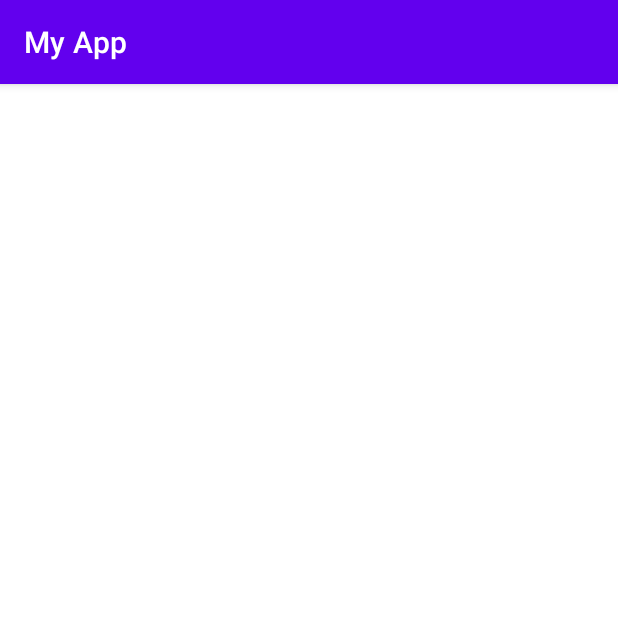
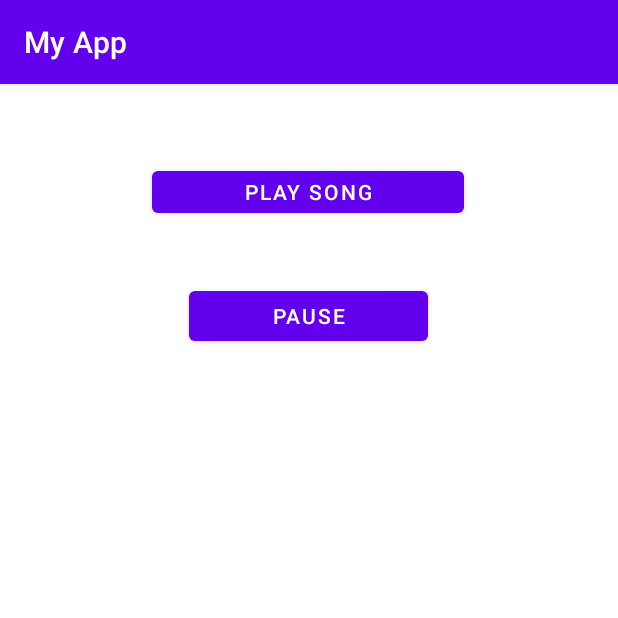
Before and after one commit to zyn20/AndrioDev, an Android app: the BoundServiceExampleMainActivity screen opened directly, with no data from a screen before it, on a phone screen of 412 x 824 dp, the top half of it. Run offline under Robolectric (Android 15) with nearby library versions, the phone set to English and light mode, and no system bars; 1 statement that could not run was skipped.

Commit message:
bound Service

```diff
--- a/app/src/main/AndroidManifest.xml
+++ b/app/src/main/AndroidManifest.xml
@@ -233,6 +233,7 @@
         </activity>
 
         <service android:name=".serviceExample.myserviceExampleOne" />
+        <service android:name=".serviceExample.BoundServiceExample.MyBoundService" />
     </application>
 
 </manifest>
--- a/app/src/main/java/com/example/bscssectionabatch20/serviceExample/BoundServiceExample/BoundServiceExampleMainActivity.java
+++ b/app/src/main/java/com/example/bscssectionabatch20/serviceExample/BoundServiceExample/BoundServiceExampleMainActivity.java
@@ -2,11 +2,35 @@ package com.example.bscssectionabatch20.serviceExample.BoundServiceExample;
 
 import androidx.appcompat.app.AppCompatActivity;
 
+import android.content.ComponentName;
+import android.content.Intent;
+import android.content.ServiceConnection;
 import android.os.Bundle;
+import android.os.IBinder;
+import android.util.Log;
+import android.view.View;
 
 import com.example.bscssectionabatch20.R;
 
 public class BoundServiceExampleMainActivity extends AppCompatActivity {
+
+    public MyBoundService myBoundServicePlayer;
+    public boolean myBoundServiceFlag = false;
+    private ServiceConnection myServiceConnection = new ServiceConnection() {
+        @Override
+        public void onServiceConnected(ComponentName name, IBinder iBinder) {
+            MyBoundService.MyBinder myBinder = (MyBoundService.MyBinder) iBinder;
+            myBoundServicePlayer = myBinder.getServiceMethod();
+            myBoundServiceFlag = true;
+            Log.d("Tag","Connection Created");
+        }
+
+        @Override
+        public void onServiceDisconnected(ComponentName name) {
+
+
+        }
+    };
 
     @Override
     protected void onCreate(Bundle savedInstanceState) {
@@ -15,4 +39,34 @@ public class BoundServiceExampleMainActivity extends AppCompatActivity {
 
     }
 
+    @Override
+    protected void onStart() {
+        super.onStart();
+        Intent intent = new Intent(this,MyBoundService.class);
+        bindService(intent,myServiceConnection,BIND_AUTO_CREATE);
+
+
+    }
+
+    @Override
+    protected void onStop() {
+        super.onStop();
+        if(myBoundServiceFlag==true)
+        {
+            unbindService(myServiceConnection);
+
+        }
+    }
+
+    public void Play_Pause(View view) {
+        if(myBoundServiceFlag == true)
+        {
+            if(myBoundServicePlayer.isPlaying())
+            {
+                myBoundServicePlayer.Pause();
+            }
+            else myBoundServicePlayer.Play();
+        }
+
+    }
 }
--- a/app/src/main/res/layout/activity_bound_service_example_main.xml
+++ b/app/src/main/res/layout/activity_bound_service_example_main.xml
@@ -6,4 +6,28 @@
     android:layout_height="match_parent"
     tools:context=".serviceExample.BoundServiceExample.BoundServiceExampleMainActivity">
 
+    <Button
+        android:id="@+id/button34"
+        android:layout_width="208dp"
+        android:layout_height="40dp"
+        android:layout_marginTop="52dp"
+        android:onClick="Play_Pause"
+        android:text="@string/play_song"
+        app:layout_constraintEnd_toEndOf="parent"
+        app:layout_constraintHorizontal_bias="0.498"
+        app:layout_constraintStart_toStartOf="parent"
+        app:layout_constraintTop_toTopOf="parent"
+        tools:ignore="TouchTargetSizeCheck" />
+
+    <Button
+        android:id="@+id/button35"
+        android:layout_width="159dp"
+        android:layout_height="45dp"
+        android:layout_marginTop="40dp"
+        android:text="@string/pause"
+        app:layout_constraintEnd_toEndOf="parent"
+        app:layout_constraintHorizontal_bias="0.498"
+        app:layout_constraintStart_toStartOf="parent"
+        app:layout_constraintTop_toBottomOf="@+id/button34"
+        tools:ignore="TouchTargetSizeCheck" />
 </androidx.constraintlayout.widget.ConstraintLayout>
--- a/app/src/main/res/values/strings.xml
+++ b/app/src/main/res/values/strings.xml
@@ -151,4 +151,6 @@
     <string name="action_settings">Settings</string>
     <string name="start_service">Start Service</string>
     <string name="stop_service">Stop Service</string>
+    <string name="play_song">Play Song</string>
+    <string name="pause">Pause</string>
 </resources>
```
Also changed, not shown: app/src/main/java/com/example/bscssectionabatch20/serviceExample/BoundServiceExample/MyBoundService.java (+56 -1 lines), 1 other file.
